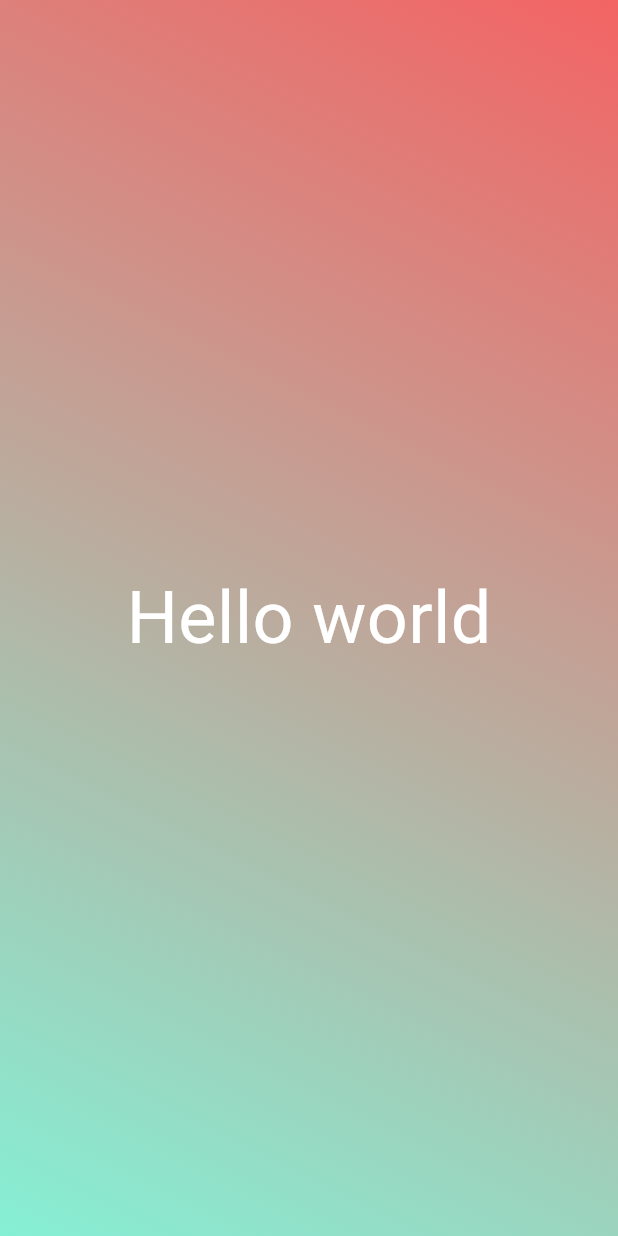
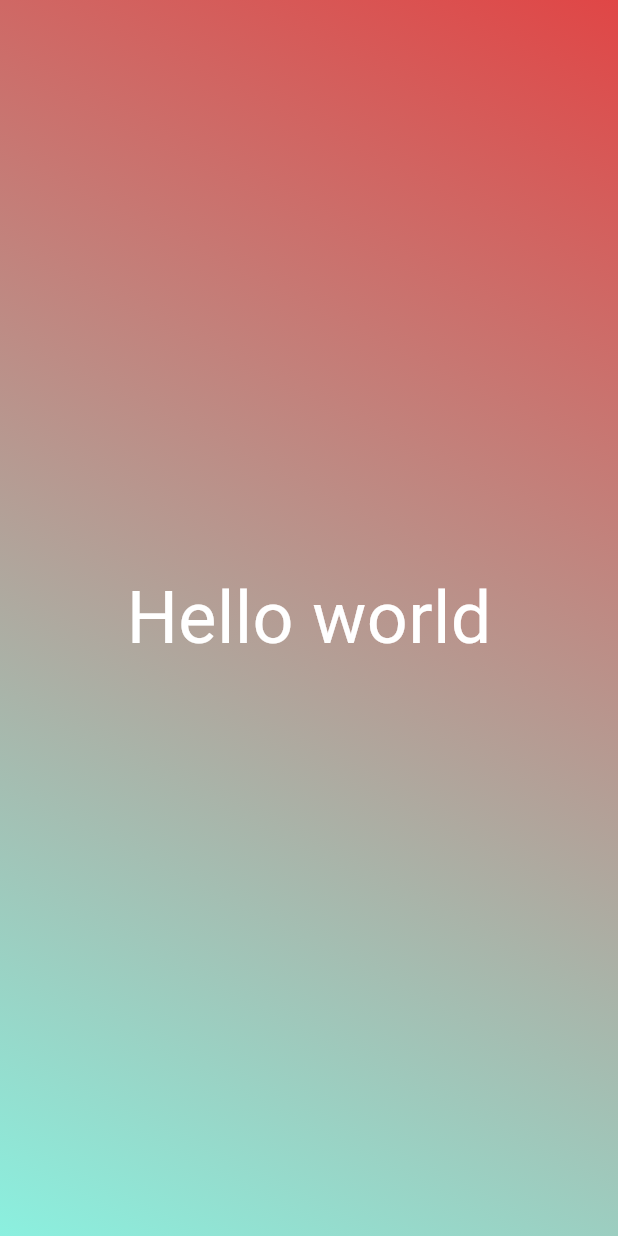
Before and after one commit to Cielchan11/kubeiei, a Flutter app: the screen it shows after launch, on a phone screen of 412 x 824 dp. Run offline on Flutter 3.47's test engine with Material 3 defaults, Android fonts, the phone set to English and light mode, and no system bars.

Commit message:
first commit

```diff
--- a/lib/gradient_container.dart
+++ b/lib/gradient_container.dart
@@ -11,8 +11,8 @@ class GContainer extends StatelessWidget{
     return Container(
       decoration: BoxDecoration(
         gradient: LinearGradient(colors: [
-          Color.fromARGB(255, 243, 100, 100),
-          Color.fromARGB(255, 133, 240, 213)
+          Color.fromARGB(255, 224, 70, 70),
+          Color.fromARGB(255, 139, 240, 223)
         ],
         begin: Alignment.topRight, end:Alignment.bottomLeft)),
         child: Center(
```
